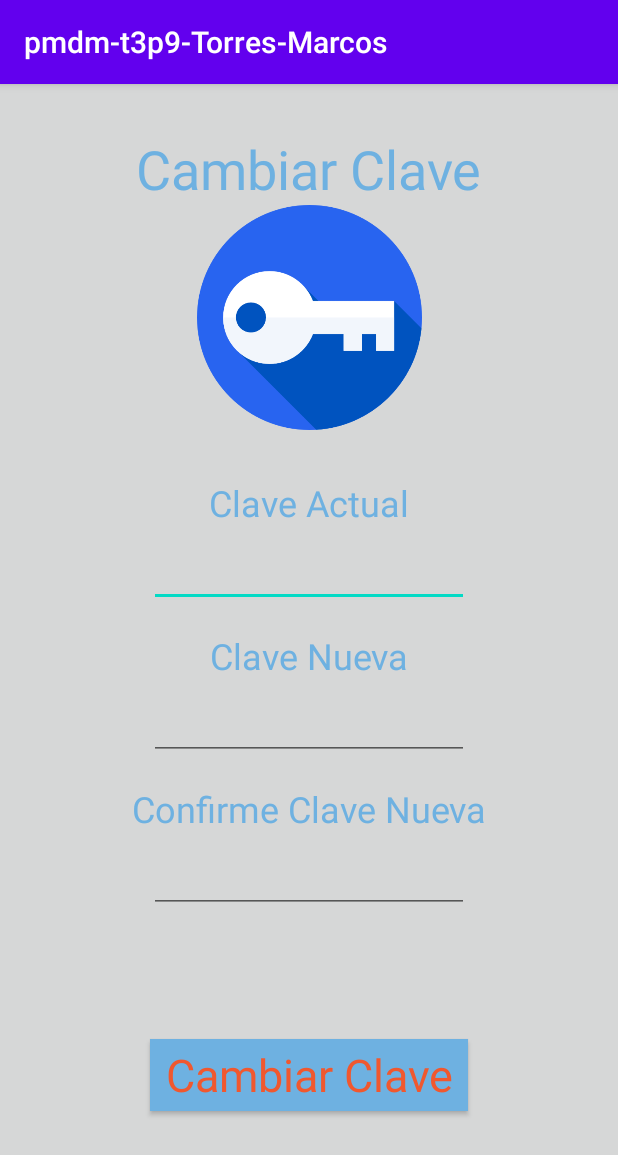
After one commit to marcostorresperez/AplicacionBanco, an Android app: the ClaveActivity screen opened directly, with no data from a screen before it, on a phone screen of 412 x 824 dp. The commit adds this screen. Shown: the top 1155 px of the screen. Run offline under Robolectric (Android 15) with nearby library versions, the phone set to English and light mode, and no system bars.

Commit message:
Treball 16 Octubre em clase

```diff
--- a/app/src/main/AndroidManifest.xml
+++ b/app/src/main/AndroidManifest.xml
@@ -9,7 +9,8 @@
         android:roundIcon="@mipmap/ic_launcher_round"
         android:supportsRtl="true"
         android:theme="@style/AppTheme">
-        <activity android:name=".PrincipalActivity"></activity>
+        <activity android:name=".ClaveActivity"></activity>
+        <activity android:name=".PrincipalActivity" />
         <activity android:name=".LoginActivity" />
         <activity
             android:name=".ui.login.LoginActivity"
--- /dev/null
+++ b/app/src/main/java/matope/simarro/pmdm_t3p9_torres_marcos/ClaveActivity.java
@@ -0,0 +1,50 @@
+package matope.simarro.pmdm_t3p9_torres_marcos;
+
+import androidx.appcompat.app.AppCompatActivity;
+
+import android.content.Intent;
+import android.os.Bundle;
+import android.view.View;
+import android.widget.EditText;
+import android.widget.Toast;
+
+public class ClaveActivity extends AppCompatActivity {
+
+    private EditText claveActual, claveNueva1, claveNueva2;
+
+
+    @Override
+    protected void onCreate(Bundle savedInstanceState) {
+        super.onCreate(savedInstanceState);
+        setContentView(R.layout.activity_clave);
+
+        claveActual = findViewById(R.id.claveActual);
+        claveNueva1 = findViewById(R.id.claveNueva1);
+        claveNueva2 = findViewById(R.id.claveNueva2);
+    }
+
+    public void sePulsa(View v) {
+        if (claveActual.getText().toString().equals("") || claveNueva1.getText().toString().equals("") || claveNueva2.getText().toString().equals("")) {
+            Toast toast1 = Toast.makeText(getApplicationContext(), "Debe rellenar todos los campos", Toast.LENGTH_SHORT);
+            toast1.show();
+        } else if (claveNueva1.getText().toString().equals(claveActual.getText().toString())) {
+            claveNueva1.setText("");
+            claveNueva2.setText("");
+            Toast toast1 = Toast.makeText(getApplicationContext(), "La nueva clave no puede ser igual a la actual", Toast.LENGTH_SHORT);
+            toast1.show();
+        } else if (claveNueva1.getText().toString().equals(claveNueva2.getText().toString())) {
+            Toast toast1 = Toast.makeText(getApplicationContext(), "Clave cambiada con éxito", Toast.LENGTH_SHORT);
+            toast1.show();
+
+            Intent intent = new Intent(ClaveActivity.this, PrincipalActivity.class);
+            startActivity(intent);
+
+        } else {
+            Toast toast1 = Toast.makeText(getApplicationContext(), "La clave de confirmación debe ser la misma", Toast.LENGTH_SHORT);
+            toast1.show();
+            claveNueva1.setText("");
+            claveNueva2.setText("");
+        }
+
+    }
+}
--- a/app/src/main/java/matope/simarro/pmdm_t3p9_torres_marcos/LoginActivity.java
+++ b/app/src/main/java/matope/simarro/pmdm_t3p9_torres_marcos/LoginActivity.java
@@ -18,15 +18,17 @@ public class LoginActivity extends AppCompatActivity {
     protected void onCreate(Bundle savedInstanceState) {
         super.onCreate(savedInstanceState);
         setContentView(R.layout.activity_login);
+        txtUsuario = findViewById(R.id.txtUser);
+        txtContra= findViewById(R.id.textPass);
 
-        txtUser = findViewById(R.id.txtUser);
-        txtPass = findViewById(R.id.txtPass);
-        nombre = txtUser.getText().toString();
     }
 
     public void sePulsa(View v) {
+        nombre = txtUsuario.getText().toString();
+
         Intent intent = new Intent(LoginActivity.this, PrincipalActivity.class);
         intent.putExtra("nombre", nombre);
+
         startActivity(intent);
     }
 }
--- a/app/src/main/java/matope/simarro/pmdm_t3p9_torres_marcos/PrincipalActivity.java
+++ b/app/src/main/java/matope/simarro/pmdm_t3p9_torres_marcos/PrincipalActivity.java
@@ -2,7 +2,10 @@ package matope.simarro.pmdm_t3p9_torres_marcos;
 
 import androidx.appcompat.app.AppCompatActivity;
 
+import android.content.Intent;
 import android.os.Bundle;
+import android.view.View;
+import android.widget.Button;
 import android.widget.TextView;
 
 public class PrincipalActivity extends AppCompatActivity {
@@ -19,8 +22,13 @@ public class PrincipalActivity extends AppCompatActivity {
         nombre.setText(nombreRecibido);
     }
 
-    protected void sePulsa(View v){
+    public void btnCerrar(View v){
         Intent intent= new Intent(PrincipalActivity.this,LoginActivity.class);
         startActivity(intent);
     }
+
+    public void btnClave(View v){
+        Intent intent= new Intent(PrincipalActivity.this,ClaveActivity.class);
+        startActivity(intent);
+    }
 }
--- /dev/null
+++ b/app/src/main/res/layout/activity_clave.xml
@@ -0,0 +1,156 @@
+<?xml version="1.0" encoding="utf-8"?>
+<androidx.constraintlayout.widget.ConstraintLayout xmlns:android="http://schemas.android.com/apk/res/android"
+    xmlns:app="http://schemas.android.com/apk/res-auto"
+    xmlns:tools="http://schemas.android.com/tools"
+    android:layout_width="match_parent"
+    android:layout_height="match_parent"
+    android:background="#D6D7D7"
+    tools:context=".ClaveActivity">
+
+    <TextView
+        android:id="@+id/textView5"
+        style="@style/textos"
+        android:layout_width="wrap_content"
+        android:layout_height="wrap_content"
+        android:layout_marginTop="32dp"
+        android:text="Cambiar Clave"
+        android:textColor="@color/textos"
+        android:textSize="36sp"
+        app:layout_constraintEnd_toEndOf="parent"
+        app:layout_constraintStart_toStartOf="parent"
+        app:layout_constraintTop_toTopOf="parent" />
+
+    <androidx.constraintlayout.widget.Guideline
+        android:id="@+id/guideline2"
+        android:layout_width="wrap_content"
+        android:layout_height="wrap_content"
+        android:orientation="horizontal"
+        app:layout_constraintGuide_percent="0.11" />
+
+    <ImageView
+        android:id="@+id/imageView3"
+        android:layout_width="wrap_content"
+        android:layout_height="0dp"
+        android:scaleType="centerInside"
+        app:layout_constraintBottom_toTopOf="@+id/guideline5"
+        app:layout_constraintTop_toBottomOf="@+id/textView5"
+        app:srcCompat="@drawable/llave"
+        tools:ignore="MissingConstraints" />
+
+    <androidx.constraintlayout.widget.Guideline
+        android:id="@+id/guideline5"
+        android:layout_width="wrap_content"
+        android:layout_height="wrap_content"
+        android:orientation="horizontal"
+        app:layout_constraintGuide_percent="0.3" />
+
+    <TextView
+        android:id="@+id/textView10"
+        style="@style/textos"
+        android:layout_width="wrap_content"
+        android:layout_height="wrap_content"
+        android:layout_marginTop="32dp"
+        android:text="Clave Actual"
+        android:textColor="@color/textos"
+        android:textSize="24sp"
+        app:layout_constraintEnd_toEndOf="parent"
+        app:layout_constraintStart_toStartOf="parent"
+        app:layout_constraintTop_toBottomOf="@+id/imageView3" />
+
+    <EditText
+        android:id="@+id/claveActual"
+        android:layout_width="wrap_content"
+        android:layout_height="wrap_content"
+        android:layout_marginTop="8dp"
+        android:ems="10"
+        android:imeOptions="actionNext"
+        android:inputType="number"
+        android:maxLength="4"
+        android:shadowColor="#A2A3A3"
+        android:singleLine="true"
+        android:textAlignment="center"
+        android:textColor="#6EB1E1"
+        android:textColorHighlight="#6EB1E1"
+        android:textColorHint="#6EB1E1"
+        app:layout_constraintEnd_toEndOf="parent"
+        app:layout_constraintStart_toStartOf="parent"
+        app:layout_constraintTop_toBottomOf="@+id/textView10" />
+
+    <TextView
+        android:id="@+id/textView11"
+        android:layout_width="wrap_content"
+        android:layout_height="wrap_content"
+        android:layout_marginTop="16dp"
+        android:text="Clave Nueva"
+        android:textColor="@color/textos"
+        android:textSize="24sp"
+        app:layout_constraintEnd_toEndOf="parent"
+        app:layout_constraintStart_toStartOf="parent"
+        app:layout_constraintTop_toBottomOf="@+id/claveActual" />
+
+    <EditText
+        android:id="@+id/claveNueva1"
+        android:layout_width="wrap_content"
+        android:layout_height="wrap_content"
+        android:layout_marginTop="8dp"
+        android:ems="10"
+        android:imeOptions="actionNext"
+        android:inputType="number"
+        android:maxLength="4"
+        android:shadowColor="#A2A3A3"
+        android:singleLine="true"
+        android:textAlignment="center"
+        android:textColor="#6EB1E1"
+        android:textColorHighlight="#6EB1E1"
+        android:textColorHint="#6EB1E1"
+        app:layout_constraintEnd_toEndOf="parent"
+        app:layout_constraintStart_toStartOf="parent"
+        app:layout_constraintTop_toBottomOf="@+id/textView11" />
+
+    <TextView
+        android:id="@+id/textView13"
+        android:layout_width="wrap_content"
+        android:layout_height="wrap_content"
+        android:layout_marginTop="16dp"
+        android:text="Confirme Clave Nueva"
+        android:textColor="@color/textos"
+        android:textSize="24sp"
+        app:layout_constraintEnd_toEndOf="parent"
+        app:layout_constraintStart_toStartOf="parent"
+        app:layout_constraintTop_toBottomOf="@+id/claveNueva1" />
+
+    <EditText
+        android:id="@+id/claveNueva2"
+        android:layout_width="wrap_content"
+        android:layout_height="wrap_content"
+        android:layout_marginTop="8dp"
+        android:ems="10"
+        android:imeOptions="actionNext"
+        android:inputType="number"
+        android:maxLength="4"
+        android:shadowColor="#A2A3A3"
+        android:singleLine="true"
+        android:textAlignment="center"
+        android:textColor="#6EB1E1"
+        android:textColorHighlight="#6EB1E1"
+        android:textColorHint="#6EB1E1"
+        app:layout_constraintEnd_toEndOf="parent"
+        app:layout_constraintStart_toStartOf="parent"
+        app:layout_constraintTop_toBottomOf="@+id/textView13" />
+
+    <Button
+        android:id="@+id/button"
+        style="@style/botones"
+        android:layout_width="wrap_content"
+        android:layout_height="wrap_content"
+        android:onClick="sePulsa"
+        android:paddingLeft="10sp"
+        android:paddingRight="10sp"
+        android:text="Cambiar Clave"
+        android:textSize="30sp"
+        app:layout_constraintBottom_toBottomOf="parent"
+        app:layout_constraintEnd_toEndOf="parent"
+        app:layout_constraintStart_toStartOf="parent"
+        app:layout_constraintTop_toBottomOf="@+id/claveNueva2" />
+
+</androidx.constraintlayout.widget.ConstraintLayout>
--- a/app/src/main/res/layout/activity_login.xml
+++ b/app/src/main/res/layout/activity_login.xml
@@ -75,22 +75,24 @@
         app:layout_constraintTop_toBottomOf="@+id/txtUser" />
 
     <EditText
-        android:id="@+id/txtPass"
-        android:layout_width="0dp"
+        android:id="@+id/textPass"
+        android:layout_width="wrap_content"
         android:layout_height="wrap_content"
-        android:layout_marginStart="64dp"
-        android:layout_marginEnd="64dp"
-        android:hint="Contraseña"
+        android:layout_marginTop="16dp"
+        android:ems="10"
+        android:inputType="number"
+        android:hint="Clave"
         android:maxLength="4"
+        android:shadowColor="#A2A3A3"
         android:textAlignment="center"
         android:textColor="#6EB1E1"
+        android:textColorHighlight="#6EB1E1"
         android:textColorHint="#6EB1E1"
         app:layout_constraintEnd_toEndOf="parent"
         app:layout_constraintStart_toStartOf="parent"
         app:layout_constraintTop_toBottomOf="@+id/textView4"
-        android:theme="@style/textos"
         android:singleLine="true"
-        android:imeOptions="actionDone"/>
+        android:imeOptions="actionNext"/>
 
     <Button
         android:id="@+id/btnLogin"
@@ -99,13 +101,12 @@
         android:layout_marginStart="32dp"
         android:layout_marginEnd="32dp"
         android:background="#6EB1E1"
+        android:onClick="sePulsa"
         android:text="CONECTAR"
         android:textColor="#F0582F"
         android:textSize="24sp"
-        android:onClick="sePulsa"
         app:layout_constraintBottom_toBottomOf="parent"
         app:layout_constraintEnd_toEndOf="parent"
-        app:layout_constraintStart_toStartOf="parent"
-        app:layout_constraintTop_toBottomOf="@+id/txtPass" />
+        app:layout_constraintStart_toStartOf="parent" />
 
 </androidx.constraintlayout.widget.ConstraintLayout>
--- a/app/src/main/res/layout/activity_principal.xml
+++ b/app/src/main/res/layout/activity_principal.xml
@@ -33,12 +33,12 @@
         android:id="@+id/txtNombre"
         android:layout_width="wrap_content"
         android:layout_height="wrap_content"
-        android:layout_marginTop="32dp"
+        android:layout_marginTop="8dp"
+        android:text=""
         android:textAlignment="center"
         android:textColor="@color/textos"
         android:textSize="36sp"
         android:textStyle="bold"
-        android:text=""
         app:layout_constraintEnd_toEndOf="parent"
         app:layout_constraintStart_toStartOf="parent"
         app:layout_constraintTop_toBottomOf="@+id/textView3" />
@@ -93,6 +93,7 @@
                 android:layout_width="wrap_content"
                 android:layout_height="wrap_content"
                 android:layout_weight="1"
+                android:onClick="btnClave"
                 android:scaleType="centerInside"
                 app:srcCompat="@drawable/llave" />
 
@@ -139,6 +140,7 @@
         android:layout_marginEnd="64dp"
         android:text="CERRAR SESIÓN"
         android:textSize="24sp"
+        android:onClick="btnCerrar"
         app:layout_constraintBottom_toBottomOf="parent"
         app:layout_constraintEnd_toEndOf="parent"
         app:layout_constraintStart_toStartOf="parent"
```
